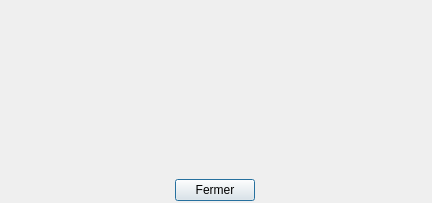
The window that CasseNoisette/CasseNoisette/aboutdialog.ui (raphaeldore/Casse-Noisette) describes before a commit, drawn with Qt 5.
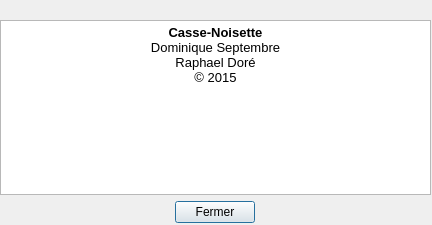
The same window after the commit. Icons and pictures are not drawn.

Commit message: About Window complete

Diff of the .ui file:
```diff
--- a/CasseNoisette/CasseNoisette/aboutdialog.ui
+++ b/CasseNoisette/CasseNoisette/aboutdialog.ui
@@ -7,7 +7,7 @@
     <x>0</x>
     <y>0</y>
     <width>432</width>
-    <height>203</height>
+    <height>225</height>
    </rect>
   </property>
   <property name="sizePolicy">
@@ -19,13 +19,13 @@
   <property name="minimumSize">
    <size>
     <width>432</width>
-    <height>203</height>
+    <height>225</height>
    </size>
   </property>
   <property name="maximumSize">
    <size>
     <width>432</width>
-    <height>203</height>
+    <height>225</height>
    </size>
   </property>
   <property name="windowTitle">
@@ -50,26 +50,13 @@
      <x>0</x>
      <y>0</y>
      <width>431</width>
-     <height>201</height>
+     <height>223</height>
     </rect>
    </property>
    <layout class="QVBoxLayout" name="verticalLayout">
     <item>
      <layout class="QHBoxLayout" name="horizontalLayout_2">
-      <item>
-       <spacer name="horizontalSpacer_2">
-        <property name="orientation">
-         <enum>Qt::Horizontal</enum>
-        </property>
-        <property name="sizeHint" stdset="0">
-         <size>
-          <width>40</width>
-          <height>20</height>
-         </size>
-        </property>
-       </spacer>
-      </item>
-      <item>
+      <item alignment="Qt::AlignHCenter|Qt::AlignVCenter">
        <widget class="QLabel" name="label">
         <property name="text">
          <string/>
@@ -79,33 +66,21 @@
         </property>
        </widget>
       </item>
-      <item>
-       <spacer name="horizontalSpacer">
-        <property name="orientation">
-         <enum>Qt::Horizontal</enum>
-        </property>
-        <property name="sizeHint" stdset="0">
-         <size>
-          <width>40</width>
-          <height>20</height>
-         </size>
-        </property>
-       </spacer>
-      </item>
      </layout>
     </item>
     <item>
-     <spacer name="verticalSpacer">
-      <property name="orientation">
-       <enum>Qt::Vertical</enum>
+     <widget class="QTextBrowser" name="textBrowser">
+      <property name="html">
+       <string>&lt;!DOCTYPE HTML PUBLIC &quot;-//W3C//DTD HTML 4.0//EN&quot; &quot;http://www.w3.org/TR/REC-html40/strict.dtd&quot;&gt;
+&lt;html&gt;&lt;head&gt;&lt;meta name=&quot;qrichtext&quot; content=&quot;1&quot; /&gt;&lt;style type=&quot;text/css&quot;&gt;
+p, li { white-space: pre-wrap; }
+&lt;/style&gt;&lt;/head&gt;&lt;body style=&quot; font-family:'MS Shell Dlg 2'; font-size:8.25pt; font-weight:400; font-style:normal;&quot;&gt;
+&lt;p align=&quot;center&quot; style=&quot; margin-top:0px; margin-bottom:0px; margin-left:0px; margin-right:0px; -qt-block-indent:0; text-indent:0px;&quot;&gt;&lt;span style=&quot; font-size:10pt; font-weight:600;&quot;&gt;Casse-Noisette&lt;/span&gt;&lt;/p&gt;
+&lt;p align=&quot;center&quot; style=&quot; margin-top:0px; margin-bottom:0px; margin-left:0px; margin-right:0px; -qt-block-indent:0; text-indent:0px;&quot;&gt;&lt;span style=&quot; font-size:10pt;&quot;&gt;Dominique Septembre&lt;/span&gt;&lt;/p&gt;
+&lt;p align=&quot;center&quot; style=&quot; margin-top:0px; margin-bottom:0px; margin-left:0px; margin-right:0px; -qt-block-indent:0; text-indent:0px;&quot;&gt;&lt;span style=&quot; font-size:10pt;&quot;&gt;Raphael Doré&lt;/span&gt;&lt;/p&gt;
+&lt;p align=&quot;center&quot; style=&quot; margin-top:0px; margin-bottom:0px; margin-left:0px; margin-right:0px; -qt-block-indent:0; text-indent:0px;&quot;&gt;&lt;span style=&quot; font-size:10pt;&quot;&gt;© 2015&lt;/span&gt;&lt;/p&gt;&lt;/body&gt;&lt;/html&gt;</string>
       </property>
-      <property name="sizeHint" stdset="0">
-       <size>
-        <width>20</width>
-        <height>40</height>
-       </size>
-      </property>
-     </spacer>
+     </widget>
     </item>
     <item>
      <layout class="QHBoxLayout" name="horizontalLayout">
```
